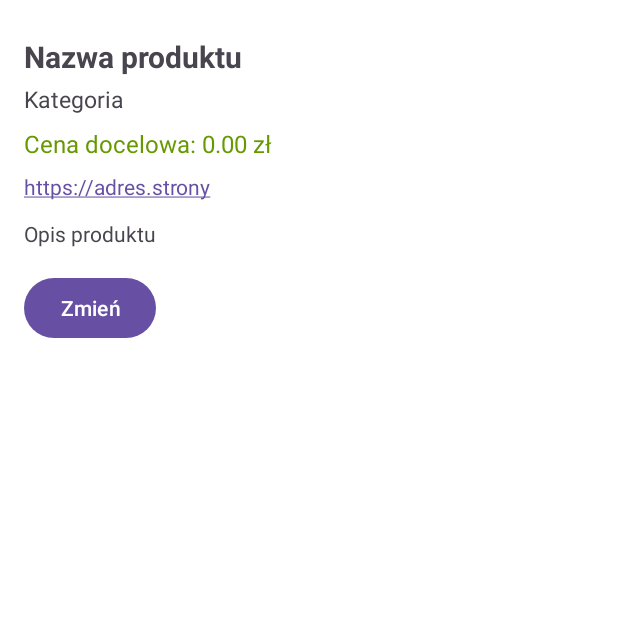
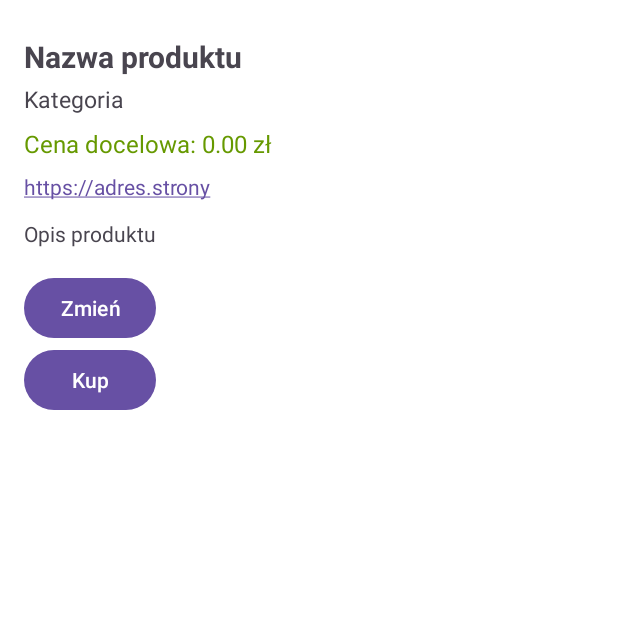
Before and after one commit to Antix22/lowcaokazji, an Android app: the ProductDetailsActivity screen opened directly, with no data from a screen before it, on a phone screen of 412 x 824 dp, the top half of it. Run offline under Robolectric (Android 15) with nearby library versions, the phone set to English and light mode, and no system bars; our stand-ins replace Room's generated code.

```diff
--- a/app/src/main/res/layout/activity_product_details.xml
+++ b/app/src/main/res/layout/activity_product_details.xml
@@ -72,6 +72,15 @@
             android:layout_width="wrap_content"
             android:layout_height="wrap_content"
             android:text="Zapisz"
-            android:visibility="gone"/>
+            android:visibility="gone"
+            android:layout_marginBottom="10dp"/>
+        <Button
+            android:id="@+id/buttonBuy"
+            android:layout_width="wrap_content"
+            android:layout_height="wrap_content"
+            android:text="Kup"
+            android:textColor="@android:color/white"
+
+            />
     </LinearLayout>
 </ScrollView>
```
Also changed, not shown: app/src/main/java/com/example/lowcaokazji/ui/MainActivity.java (+24 -0 lines), app/src/main/java/com/example/lowcaokazji/ui/adapters/WishlistAdapter.java (+8 -0 lines), app/src/main/java/com/example/lowcaokazji/workers/PriceCheckWorker.java (+10 -8 lines), app/src/main/res/layout/activity_main.xml (+12 -1 lines).
